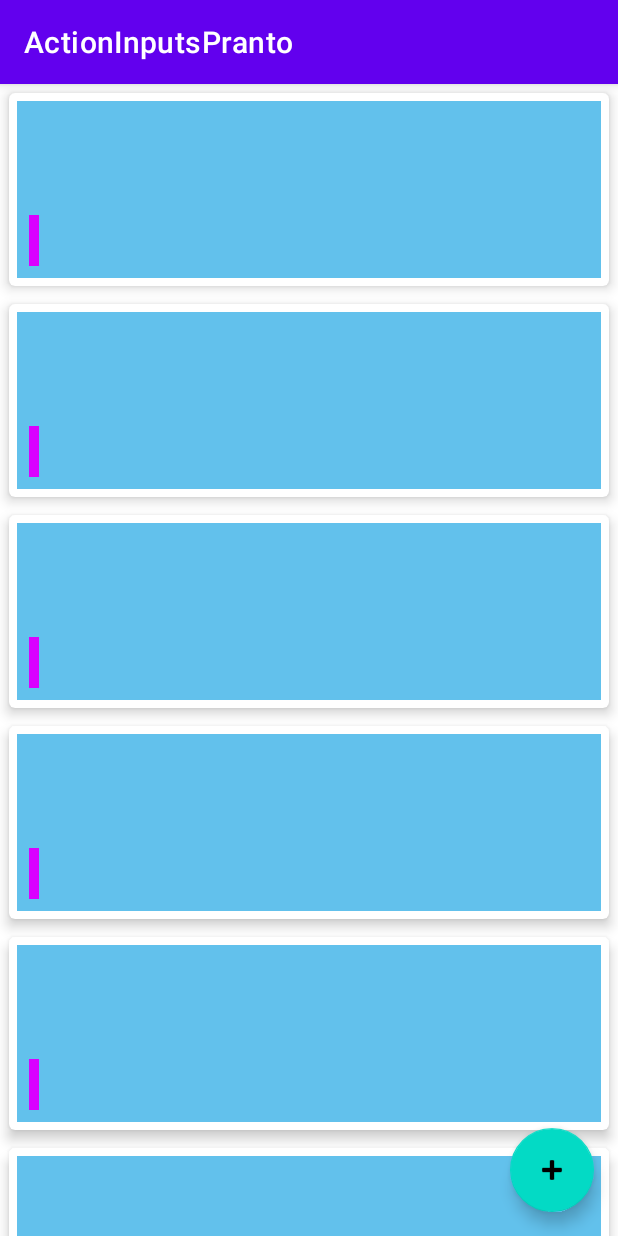
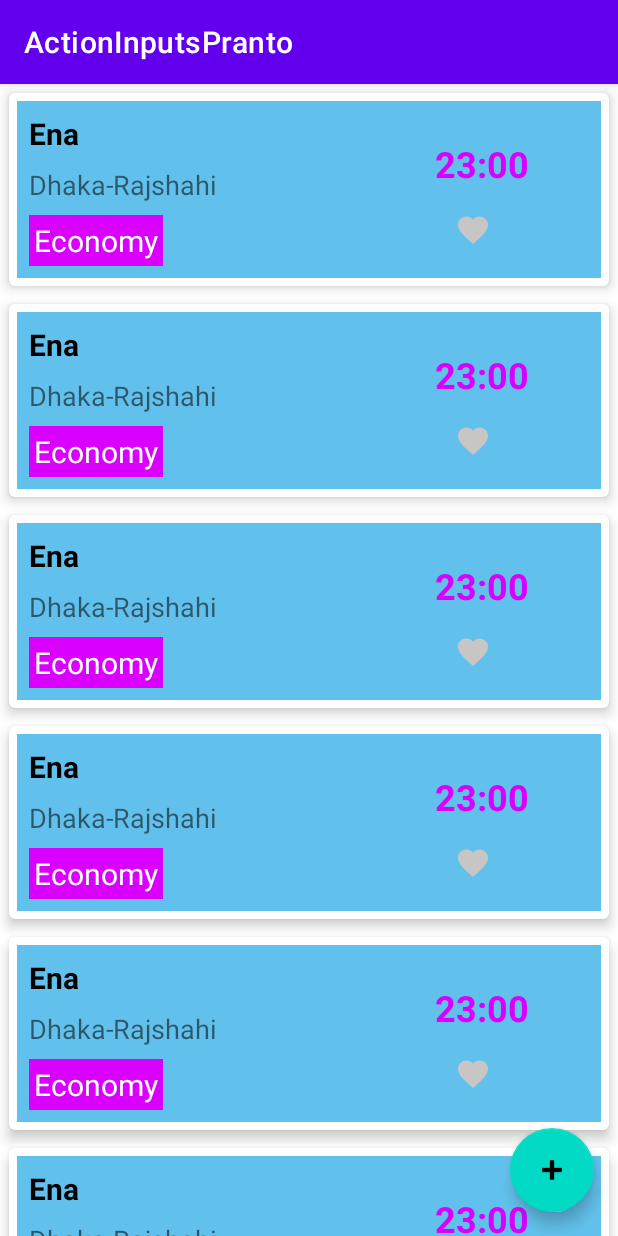
Before and after one commit to PrantoMondal/BusScheduleActionInput, an Android app: the screen it shows after launch (MainActivity), on a phone screen of 412 x 824 dp. Run offline under Robolectric (Android 15) with nearby library versions, the phone set to English and light mode, and no system bars; our stand-ins replace data binding.

Commit message:
favorit button added

```diff
--- a/app/build.gradle
+++ b/app/build.gradle
@@ -1,6 +1,7 @@
 plugins {
     id 'com.android.application'
     id 'org.jetbrains.kotlin.android'
+    id 'kotlin-kapt'
 }
 
 android {
--- a/app/src/main/java/com/example/actioninputspranto/BusSchedule.kt
+++ b/app/src/main/java/com/example/actioninputspranto/BusSchedule.kt
@@ -1,13 +1,14 @@
 package com.example.actioninputspranto
 
 data class BusSchedule(
-    val id:Long,
-    val name:String,
+    val id : Long,
+    val name : String,
     val from : String,
     val to : String,
     val departureDate : String,
     val departureTime : String,
-    val busType :String
+    val busType : String,
+    var favorite : Boolean = false
 
 )
 val scheduleList = mutableListOf<BusSchedule>(
--- /dev/null
+++ b/app/src/main/java/com/example/actioninputspranto/CustomBindingAdapter.kt
@@ -0,0 +1,15 @@
+package com.example.actioninputspranto
+
+
+import android.widget.ImageView
+import androidx.databinding.BindingAdapter
+
+@BindingAdapter("app:setFavoriteIcon")
+fun setFavoriteIcon(ImageView:ImageView,favorite:Boolean){
+    if (favorite){
+        ImageView.setImageResource(R.drawable.ic_baseline_favorite_red)
+    }
+    else{
+        ImageView.setImageResource(R.drawable.ic_baseline_favorite_24)
+    }
+}
--- a/app/src/main/java/com/example/actioninputspranto/NewScheduleFragment.kt
+++ b/app/src/main/java/com/example/actioninputspranto/NewScheduleFragment.kt
@@ -10,6 +10,7 @@ import android.widget.AdapterView
 import android.widget.ArrayAdapter
 import android.widget.RadioButton
 import android.widget.Toast
+import androidx.navigation.fragment.findNavController
 import com.example.actioninputspranto.customdialogs.DatePickerFragment
 import com.example.actioninputspranto.customdialogs.TimePickerFragment
 import com.example.actioninputspranto.databinding.FragmentNewScheduleBinding
@@ -65,6 +66,9 @@ class NewScheduleFragment : Fragment() {
             departureTime = selectedTime,
             busType = busType
         )
+        scheduleList.add(schedule)
+        findNavController().navigate(R.id.action_newScheduleFragment_to_scheduleListFragment)
+
         Log.d("ScheduleInfoCheck","saveInfo: $schedule")
     }
 
--- a/app/src/main/res/layout/schedule_row.xml
+++ b/app/src/main/res/layout/schedule_row.xml
@@ -1,10 +1,12 @@
 <?xml version="1.0" encoding="utf-8"?>
 <layout xmlns:android="http://schemas.android.com/apk/res/android"
-    xmlns:app="http://schemas.android.com/apk/res-auto"
-    xmlns:tools="http://schemas.android.com/tools">
+    xmlns:tools="http://schemas.android.com/tools"
+    xmlns:app="http://schemas.android.com/apk/res-auto">
 
     <data>
-
+        <variable
+            name="schedule"
+            type="com.example.actioninputspranto.BusSchedule" />
     </data>
 
     <androidx.cardview.widget.CardView
```
